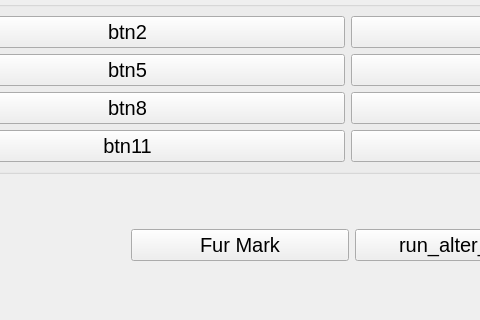
Old version of the form ui/untitled.ui in the repository Mex93/MonoblockTests; both pictures show x 551 to 1031 and y 154 to 474 of the 1357 by 474 pixel window.
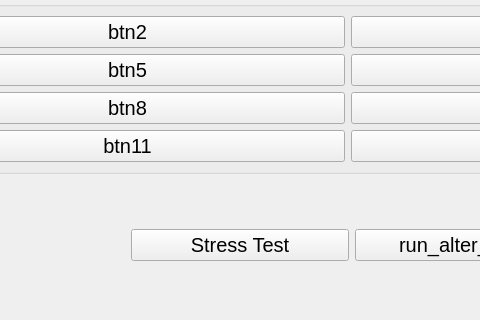
New version of the form. Icons and pictures are not drawn.

```diff
--- a/ui/untitled.ui
+++ b/ui/untitled.ui
@@ -327,7 +327,7 @@
                </font>
               </property>
               <property name="text">
-               <string>Fur Mark</string>
+               <string>Stress Test</string>
               </property>
               <property name="icon">
                <iconset resource="res.qrc">
```
